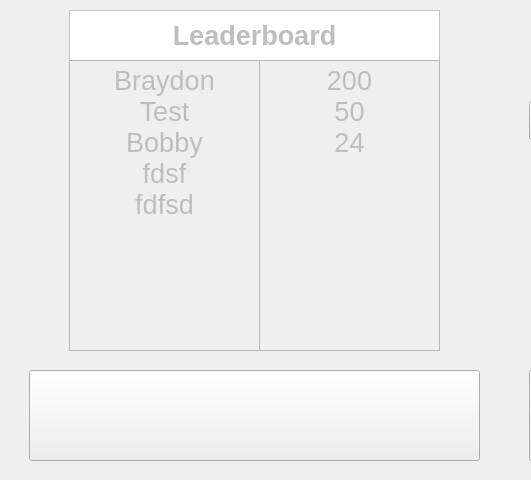
The window that pyano/layout.ui (braydonw/Pyano) describes before a commit, drawn with Qt 5; both pictures show x 0 to 531 and y 120 to 600 of the 1024 by 600 pixel window.
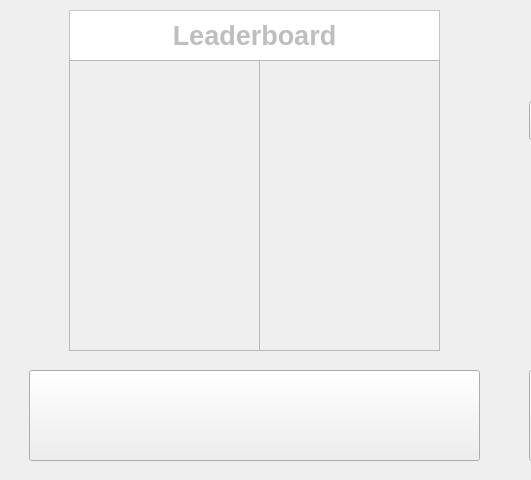
The same window after the commit. The open tabs and pages were chosen to show the change. Icons and pictures are not drawn.

```diff
--- a/pyano/layout.ui
+++ b/pyano/layout.ui
@@ -3902,11 +3902,6 @@
 &lt;html&gt;&lt;head&gt;&lt;meta name=&quot;qrichtext&quot; content=&quot;1&quot; /&gt;&lt;style type=&quot;text/css&quot;&gt;
 p, li { white-space: pre-wrap; }
 &lt;/style&gt;&lt;/head&gt;&lt;body style=&quot; font-family:'PibotoLt'; font-size:20pt; font-weight:400; font-style:normal;&quot;&gt;
-&lt;p align=&quot;center&quot; style=&quot; margin-top:0px; margin-bottom:0px; margin-left:0px; margin-right:0px; -qt-block-indent:0; text-indent:0px;&quot;&gt;Braydon&lt;/p&gt;
-&lt;p align=&quot;center&quot; style=&quot; margin-top:0px; margin-bottom:0px; margin-left:0px; margin-right:0px; -qt-block-indent:0; text-indent:0px;&quot;&gt;Test&lt;/p&gt;
-&lt;p align=&quot;center&quot; style=&quot; margin-top:0px; margin-bottom:0px; margin-left:0px; margin-right:0px; -qt-block-indent:0; text-indent:0px;&quot;&gt;Bobby&lt;/p&gt;
-&lt;p align=&quot;center&quot; style=&quot; margin-top:0px; margin-bottom:0px; margin-left:0px; margin-right:0px; -qt-block-indent:0; text-indent:0px;&quot;&gt;fdsf&lt;/p&gt;
-&lt;p align=&quot;center&quot; style=&quot; margin-top:0px; margin-bottom:0px; margin-left:0px; margin-right:0px; -qt-block-indent:0; text-indent:0px;&quot;&gt;fdfsd&lt;/p&gt;
 &lt;p align=&quot;center&quot; style=&quot;-qt-paragraph-type:empty; margin-top:0px; margin-bottom:0px; margin-left:0px; margin-right:0px; -qt-block-indent:0; text-indent:0px;&quot;&gt;&lt;br /&gt;&lt;/p&gt;&lt;/body&gt;&lt;/html&gt;</string>
           </property>
          </widget>
@@ -3938,9 +3933,7 @@
 &lt;html&gt;&lt;head&gt;&lt;meta name=&quot;qrichtext&quot; content=&quot;1&quot; /&gt;&lt;style type=&quot;text/css&quot;&gt;
 p, li { white-space: pre-wrap; }
 &lt;/style&gt;&lt;/head&gt;&lt;body style=&quot; font-family:'PibotoLt'; font-size:20pt; font-weight:400; font-style:normal;&quot;&gt;
-&lt;p align=&quot;center&quot; style=&quot; margin-top:0px; margin-bottom:0px; margin-left:0px; margin-right:0px; -qt-block-indent:0; text-indent:0px;&quot;&gt;200&lt;/p&gt;
-&lt;p align=&quot;center&quot; style=&quot; margin-top:0px; margin-bottom:0px; margin-left:0px; margin-right:0px; -qt-block-indent:0; text-indent:0px;&quot;&gt;50&lt;/p&gt;
-&lt;p align=&quot;center&quot; style=&quot; margin-top:0px; margin-bottom:0px; margin-left:0px; margin-right:0px; -qt-block-indent:0; text-indent:0px;&quot;&gt;24&lt;/p&gt;&lt;/body&gt;&lt;/html&gt;</string>
+&lt;p align=&quot;center&quot; style=&quot;-qt-paragraph-type:empty; margin-top:0px; margin-bottom:0px; margin-left:0px; margin-right:0px; -qt-block-indent:0; text-indent:0px;&quot;&gt;&lt;br /&gt;&lt;/p&gt;&lt;/body&gt;&lt;/html&gt;</string>
           </property>
          </widget>
          <widget class="QLabel" name="img_hero_kb">
```
Left out of the diff: 7 changed lines with no effect on the pictures.
